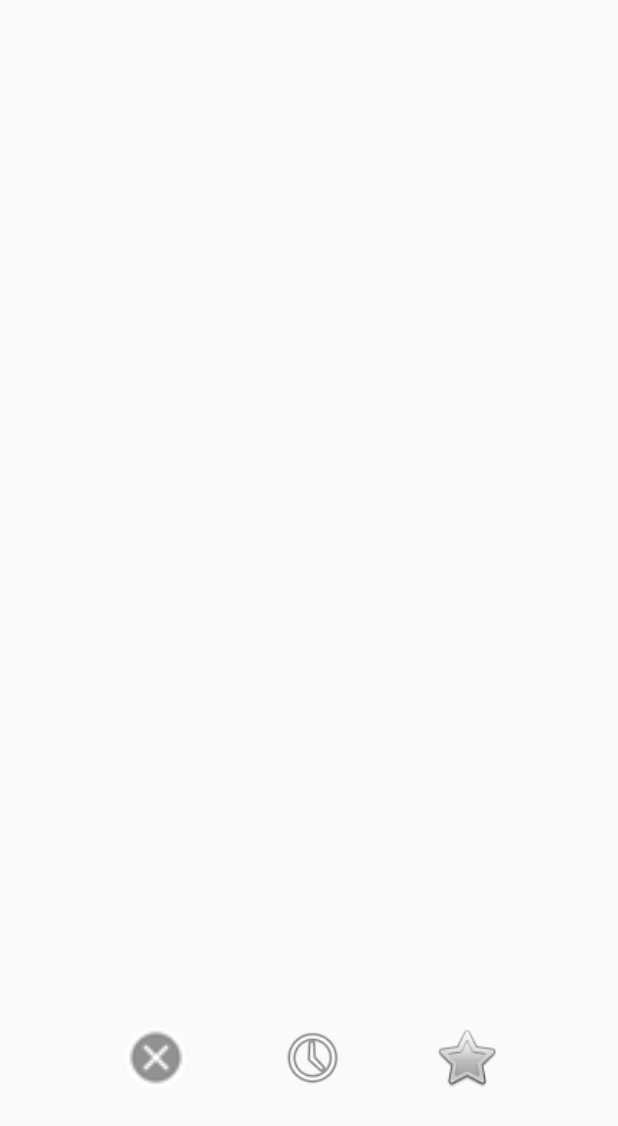
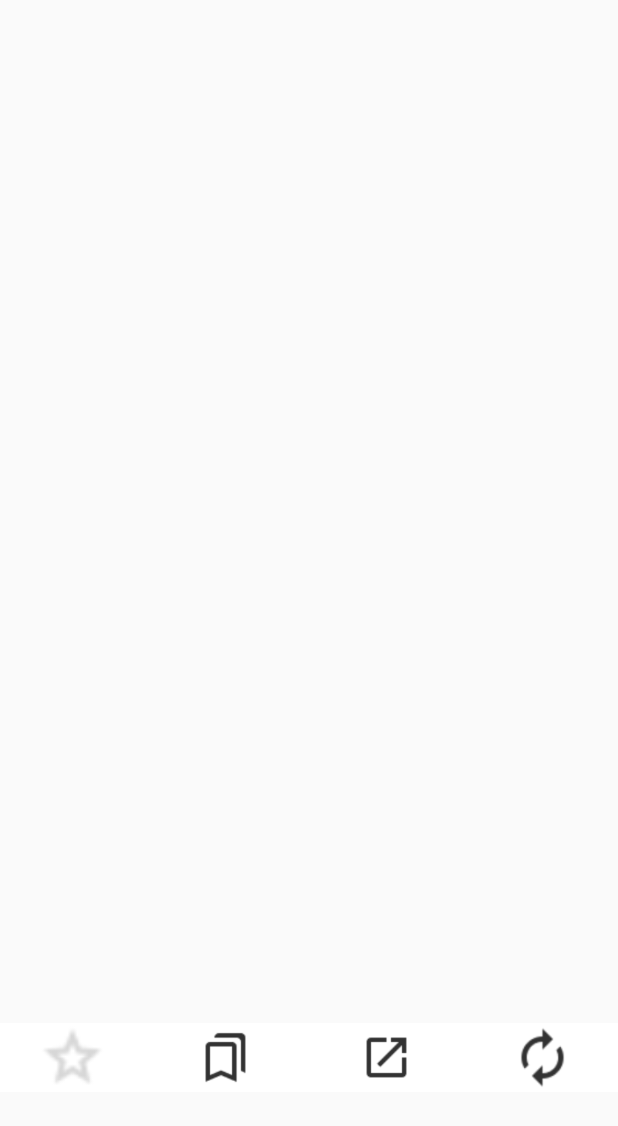
Before and after one commit to SearchLeeeee/2021Android, an Android app: the layout menu_mainpage.xml on its own in the app's theme, with its tools: preview values and no code run, on a phone screen of 412 x 824 dp. Shown: the top 1126 px of the screen. Run offline under Robolectric (Android 15) with nearby library versions, the phone set to English and light mode, and no system bars.

Commit message:
[update]修改主页及菜单xml

```diff
--- a/WebViewApp/app/src/main/res/layout/menu_mainpage.xml
+++ b/WebViewApp/app/src/main/res/layout/menu_mainpage.xml
@@ -6,34 +6,45 @@
 
 
     <LinearLayout
-        android:layout_width="306dp"
+        android:layout_width="match_parent"
         android:layout_height="46dp"
         android:layout_marginBottom="96dp"
         android:orientation="horizontal"
+        android:background="@color/white"
         app:layout_constraintBottom_toBottomOf="parent"
         app:layout_constraintEnd_toEndOf="parent"
         app:layout_constraintStart_toStartOf="parent">
 
         <ImageView
-            android:id="@+id/imageView3"
-            android:layout_width="59dp"
+            android:id="@+id/addbookmark"
+            android:layout_width="0dp"
             android:layout_height="match_parent"
             android:layout_weight="1"
-            app:srcCompat="@android:drawable/presence_offline" />
+            android:src="@drawable/addbookmark" />
 
         <ImageView
-            android:id="@+id/imageView"
-            android:layout_width="65dp"
+            android:id="@+id/bookmarkAndhistory"
+            android:layout_width="0dp"
             android:layout_height="match_parent"
             android:layout_weight="1"
-            app:srcCompat="@android:drawable/ic_menu_recent_history" />
+            android:layout_margin="5dp"
+            android:src="@drawable/bookmarkhistory" />
 
         <ImageView
-            android:id="@+id/imageView2"
-            android:layout_width="54dp"
+            android:id="@+id/share"
+            android:layout_width="0dp"
             android:layout_height="match_parent"
             android:layout_weight="1"
-            app:srcCompat="@android:drawable/btn_star" />
+            android:layout_margin="5dp"
+            android:src="@drawable/share" />
+
+        <ImageView
+            android:id="@+id/refresh"
+            android:layout_width="0dp"
+            android:layout_height="match_parent"
+            android:layout_margin="2dp"
+            android:layout_weight="1"
+            android:src="@drawable/refresh" />
 
     </LinearLayout>
 </androidx.constraintlayout.widget.ConstraintLayout>
```
Also changed, not shown: WebViewApp/app/src/main/res/drawable/bg_searchview.xml (added, +12 -0 lines), WebViewApp/app/src/main/res/layout/activity_main.xml (+29 -20 lines).
